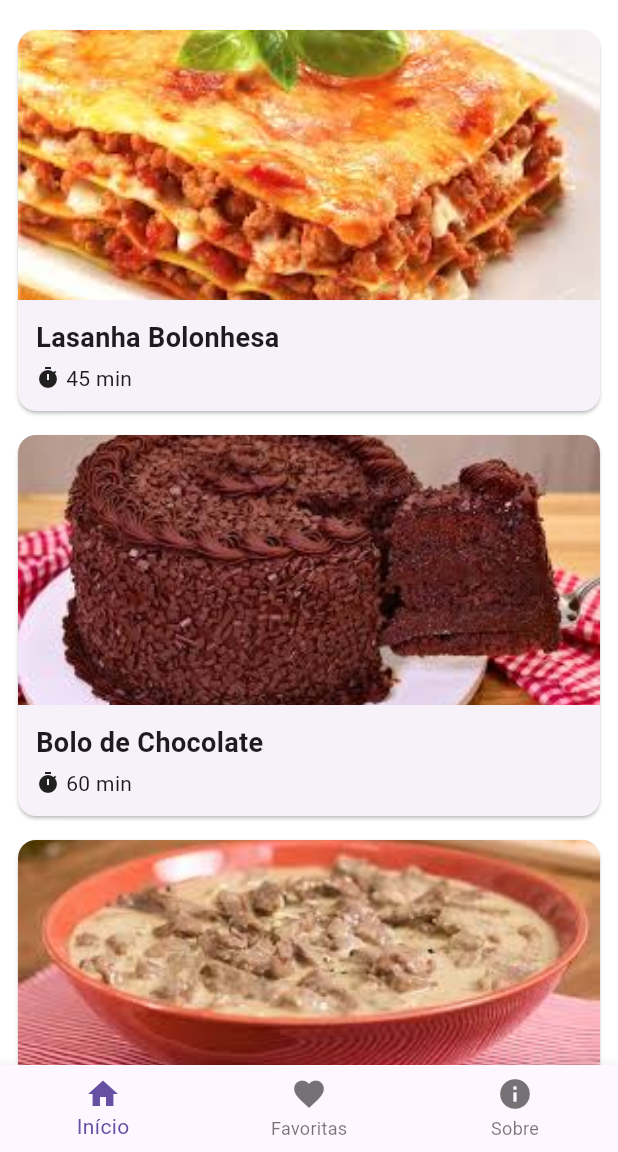
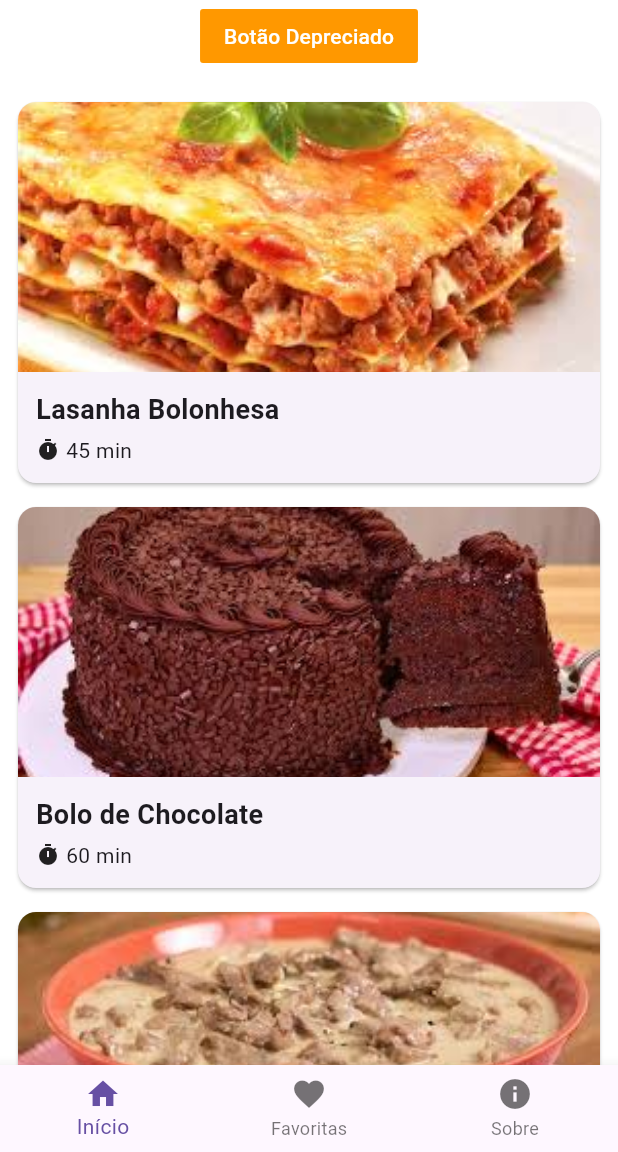
Before and after one commit to WilsonMANeto/Qualidade_de_Software, a Flutter app: the screen it shows after launch, on a phone screen of 412 x 824 dp, the part 84-1236 px from its top. Run offline on Flutter 3.47's test engine with Material 3 defaults, Android fonts, the phone set to English and light mode, and no system bars; our stand-ins replace shared_preferences.

Commit message:
feat(test): adicionar uso de código depreciado (FlatButton) para testar pipeline

```diff
--- a/AppReceitas/lib/screens/home_screen.dart
+++ b/AppReceitas/lib/screens/home_screen.dart
@@ -1,6 +1,6 @@
 // Arquivo: lib/screens/home_screen.dart
 
-import 'package:flutter/material.dart';
+/*import 'package:flutter/material.dart';
 
 import '../models/receita.dart';
 import '../widgets/receita_card.dart';
@@ -99,3 +99,123 @@ class _HomeScreenState extends State<HomeScreen> {
     );
   }
 }
+*/
+
+// Arquivo: lib/screens/home_screen.dart
+
+import 'package:flutter/material.dart';
+
+import '../models/receita.dart';
+import '../widgets/receita_card.dart';
+import 'favoritos_screen.dart';
+import 'sobre_screen.dart';
+
+class HomeScreen extends StatefulWidget {
+  const HomeScreen({super.key});
+
+  @override
+  State<HomeScreen> createState() => _HomeScreenState();
+}
+
+class _HomeScreenState extends State<HomeScreen> {
+  // 1. Variável de ESTADO para controlar qual aba está ativa.
+  int _selectedIndex = 0;
+
+  // Sua lista de receitas original.
+  final List<Receita> receitas = [
+    Receita(
+      nome: 'Lasanha Bolonhesa',
+      imagem: 'assets/lasanha.jpg',
+      tempoPreparo: '45 min',
+      descricao:
+          'Uma lasanha deliciosa com carne moída, molho vermelho e queijo.',
+    ),
+    Receita(
+      nome: 'Bolo de Chocolate',
+      imagem: 'assets/bolo.jpg',
+      tempoPreparo: '60 min',
+      descricao: 'Bolo fofo e molhadinho com cobertura de brigadeiro.',
+    ),
+    Receita(
+      nome: 'Filé de Frango Grelhado',
+      imagem: 'assets/file.jpg',
+      tempoPreparo: '30 min',
+      descricao: 'Filé de frango temperado e grelhado, simples e saudável.',
+    )
+  ];
+
+  // Lista de Widgets (telas) que serão exibidas.
+  late final List<Widget> _telas;
+
+  @override
+  void initState() {
+    super.initState();
+    _telas = [
+      // Tela 0: A sua lista de receitas principal.
+      _buildReceitasListView(),
+
+      // Tela 1: A tela de favoritos.
+      FavoritosScreen(todasAsReceitas: receitas),
+
+      // Tela 2: A tela "Sobre".
+      SobreScreen(),
+    ];
+  }
+
+  // Widget separado para a lista, para manter o código organizado.
+  Widget _buildReceitasListView() {
+    return Column(
+      children: [
+        // 🚨 Código propositalmente DEPRECIADO (para testar o pipeline)
+        FlatButton(
+          onPressed: () {
+            print('Botão FlatButton clicado!');
+          },
+          color: Colors.orange,
+          child: const Text(
+            'Botão Depreciado',
+            style: TextStyle(color: Colors.white),
+          ),
+        ),
+
+        // Lista de receitas
+        Expanded(
+          child: ListView.builder(
+            padding: const EdgeInsets.all(12),
+            itemCount: receitas.length,
+            itemBuilder: (context, index) =>
+                ReceitaCard(receita: receitas[index]),
+          ),
+        ),
+      ],
+    );
+  }
+
+  // 2. Função que atualiza o estado quando uma aba é tocada.
+  void _onItemTapped(int index) {
+    setState(() {
+      _selectedIndex = index;
+    });
+  }
+
+  @override
+  Widget build(BuildContext context) {
+    return Scaffold(
+      appBar: AppBar(
+        title: const Text('Minhas Receitas'),
+        centerTitle: true,
+      ),
+      body: _telas[_selectedIndex],
+      bottomNavigationBar: BottomNavigationBar(
+        currentIndex: _selectedIndex,
+        onTap: _onItemTapped,
+        items: const [
+          BottomNavigationBarItem(icon: Icon(Icons.home), label: 'Início'),
+          BottomNavigationBarItem(
+              icon: Icon(Icons.favorite), label: 'Favoritas'),
+          BottomNavigationBarItem(icon: Icon(Icons.info), label: 'Sobre'),
+        ],
+      ),
+    );
+  }
+}
```
